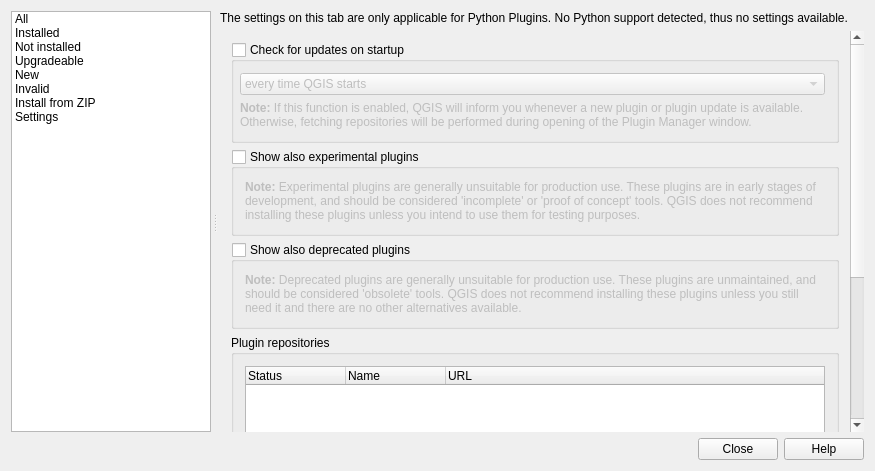
Before: the Qt Designer form src/ui/qgspluginmanagerbase.ui in qgis/QGIS, drawn with Qt 5.
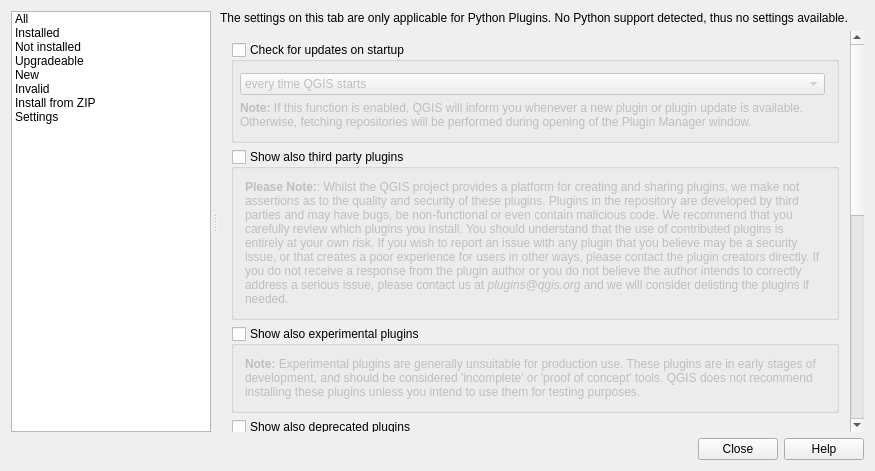
After: the same form once the commit is applied. The open tabs and pages were chosen to show the change. Icons and pictures are not drawn. Custom widgets are drawn as their Qt base class.

Commit message: [FEATURE][Plugin manager] Only install non-trusted plugins if requested

What changed in the file:
```diff
--- a/src/ui/qgspluginmanagerbase.ui
+++ b/src/ui/qgspluginmanagerbase.ui
@@ -804,7 +804,7 @@
                    <x>0</x>
                    <y>0</y>
                    <width>646</width>
-                   <height>638</height>
+                   <height>861</height>
                   </rect>
                  </property>
                  <layout class="QVBoxLayout" name="verticalLayout_10">
@@ -901,6 +901,62 @@
                     </layout>
                    </widget>
                   </item>
+                  <item>
+                   <widget class="QgsCollapsibleGroupBox" name="ckbThirdParty">
+                    <property name="title">
+                     <string>Show also third party plugins</string>
+                    </property>
+                    <property name="checkable">
+                     <bool>true</bool>
+                    </property>
+                    <property name="checked">
+                     <bool>false</bool>
+                    </property>
+                    <property name="collapsed" stdset="0">
+                     <bool>false</bool>
+                    </property>
+                    <property name="saveCheckedState" stdset="0">
+                     <bool>true</bool>
+                    </property>
+                    <property name="saveCollapsedState" stdset="0">
+                     <bool>true</bool>
+                    </property>
+                    <layout class="QVBoxLayout" name="verticalLayout_15">
+                     <item>
+                      <widget class="QLabel" name="lblThirdParty">
+                       <property name="sizePolicy">
+                        <sizepolicy hsizetype="Preferred" vsizetype="Minimum">
+                         <horstretch>0</horstretch>
+                         <verstretch>0</verstretch>
+                        </sizepolicy>
+                       </property>
+                       <property name="minimumSize">
+                        <size>
+                         <width>0</width>
+                         <height>0</height>
+                        </size>
+                       </property>
+                       <property name="text">
+                        <string>&lt;!DOCTYPE HTML PUBLIC &quot;-//W3C//DTD HTML 4.0//EN&quot; &quot;http://www.w3.org/TR/REC-html40/strict.dtd&quot;&gt;
+&lt;html&gt;&lt;head&gt;&lt;meta name=&quot;qrichtext&quot; content=&quot;1&quot; /&gt;&lt;style type=&quot;text/css&quot;&gt;
+p, li { white-space: pre-wrap; }
+&lt;/style&gt;&lt;/head&gt;&lt;body style=&quot; font-family:'Sans Serif'; font-size:9pt; font-weight:400; font-style:normal;&quot;&gt;
+&lt;p style=&quot; margin-top:0px; margin-bottom:0px; margin-left:0px; margin-right:0px; -qt-block-indent:0; text-indent:0px;&quot;&gt;&lt;span style=&quot; font-family:'DejaVu Sans'; font-weight:600;&quot;&gt;Please Note:&lt;/span&gt;&lt;span style=&quot; font-family:'DejaVu Sans';&quot;&gt;: Whilst the QGIS project provides a platform for creating and sharing plugins, we make not assertions as to the quality and security of these plugins. Plugins in the repository are developed by third parties and may have bugs, be non-functional or even contain malicious code. We recommend that you carefully review which plugins you install. You should understand that the use of contributed plugins is entirely at your own risk. If you wish to report an issue with any plugin that you believe may be a security issue, or that creates a poor experience for users in other ways, please contact the plugin creators directly. If you do not receive a response from the plugin author or you do not believe the author intends to correctly address a serious issue, please contact us at &lt;/span&gt;&lt;span style=&quot; font-family:'DejaVu Sans'; font-style:italic;&quot;&gt;plugins@qgis.org&lt;/span&gt;&lt;span style=&quot; font-family:'DejaVu Sans';&quot;&gt; and we will consider delisting the plugins if needed.&lt;/span&gt;&lt;/p&gt;&lt;/body&gt;&lt;/html&gt;</string>
+                       </property>
+                       <property name="textFormat">
+                        <enum>Qt::RichText</enum>
+                       </property>
+                       <property name="alignment">
+                        <set>Qt::AlignLeading|Qt::AlignLeft|Qt::AlignTop</set>
+                       </property>
+                       <property name="wordWrap">
+                        <bool>true</bool>
+                       </property>
+                      </widget>
+                     </item>
+                    </layout>
+                   </widget>
+                  </item>
                   <item>
                    <widget class="QgsCollapsibleGroupBox" name="ckbExperimental">
                     <property name="title">
```
The commit also changes 3 other files.
